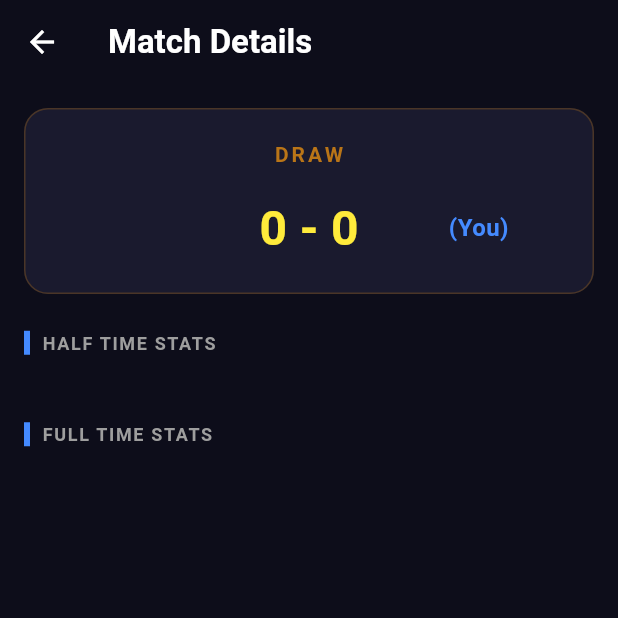
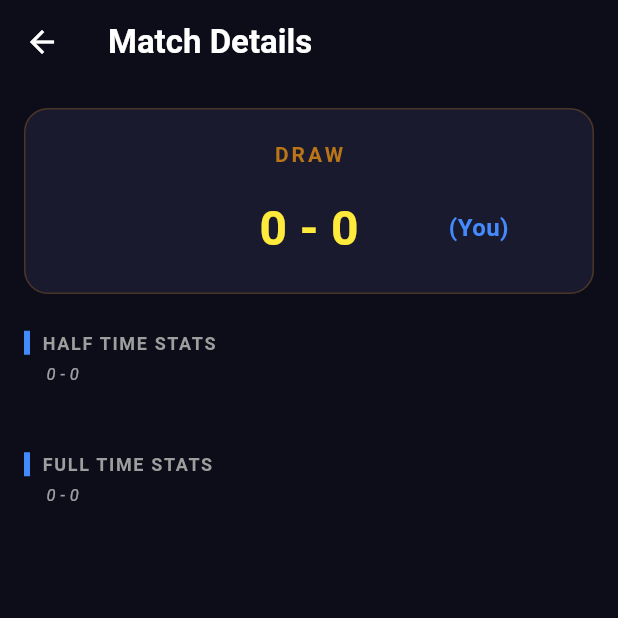
Before and after one commit to ladorayn/efootball_analyzer, a Flutter app: the MatchDetailScreen screen opened directly with empty values, on a phone screen of 412 x 824 dp, the top half of it. Run offline on Flutter 3.47's test engine with Material 3 defaults, Android fonts, the light colour scheme and no system bars; our stand-ins replace flutter_riverpod, freezed_annotation, image_picker, isar, riverpod_annotation; missing offline and left inert: google_mlkit_text_recognition; accounts and stored records are empty; generated files the repository leaves out were written again.

Commit message:
Add some validation save match and showing half time score

```diff
--- a/lib/features/history/presentation/match_detail_screen.dart
+++ b/lib/features/history/presentation/match_detail_screen.dart
@@ -23,13 +23,19 @@ class MatchDetailScreen extends StatelessWidget {
             _buildHeader(),
             const SizedBox(height: 24),
             if (record.halfTime != null) ...[
-              _SectionHeader(title: 'HALF TIME STATS'),
+              _SectionHeader(
+                title: 'HALF TIME STATS',
+                subtitle: '${record.halfTime!.leftName} ${record.halfTime!.leftScore} - ${record.halfTime!.rightScore} ${record.halfTime!.rightName}',
+              ),
               const SizedBox(height: 12),
               _StatsComparisonTable(stats: record.halfTime!),
               const SizedBox(height: 32),
             ],
             if (record.fullTime != null) ...[
-              _SectionHeader(title: 'FULL TIME STATS'),
+              _SectionHeader(
+                title: 'FULL TIME STATS',
+                subtitle: '${record.fullTime!.leftName} ${record.fullTime!.leftScore} - ${record.fullTime!.rightScore} ${record.fullTime!.rightName}',
+              ),
               const SizedBox(height: 12),
               _StatsComparisonTable(stats: record.fullTime!),
             ],
@@ -93,18 +99,34 @@ class MatchDetailScreen extends StatelessWidget {
 
 class _SectionHeader extends StatelessWidget {
   final String title;
-  const _SectionHeader({required this.title});
+  final String? subtitle;
+  const _SectionHeader({required this.title, this.subtitle});
 
   @override
   Widget build(BuildContext context) {
-    return Row(
+    return Column(
+      crossAxisAlignment: CrossAxisAlignment.start,
       children: [
-        Container(width: 4, height: 16, color: Colors.blueAccent),
-        const SizedBox(width: 8),
-        Text(
-          title,
-          style: const TextStyle(color: Colors.grey, fontSize: 12, fontWeight: FontWeight.bold, letterSpacing: 1.1),
+        Row(
+          children: [
+            Container(width: 4, height: 16, color: Colors.blueAccent),
+            const SizedBox(width: 8),
+            Text(
+              title,
+              style: const TextStyle(color: Colors.grey, fontSize: 12, fontWeight: FontWeight.bold, letterSpacing: 1.1),
+            ),
+          ],
         ),
+        if (subtitle != null) ...[
+          const SizedBox(height: 4),
+          Padding(
+            padding: const EdgeInsets.only(left: 12),
+            child: Text(
+              subtitle!,
+              style: TextStyle(color: Colors.white.withOpacity(0.6), fontSize: 11, fontStyle: FontStyle.italic),
+            ),
+          ),
+        ],
       ],
     );
   }
--- a/lib/features/match_analysis/presentation/controllers/match_analysis_controller.dart
+++ b/lib/features/match_analysis/presentation/controllers/match_analysis_controller.dart
@@ -102,6 +102,22 @@ class MatchAnalysisController extends _$MatchAnalysisController {
     state = const AsyncLoading();
 
     try {
+      final record = currentState.record;
+
+      // Validation: Check if HT and FT match if both are present
+      if (record.halfTime != null && record.fullTime != null) {
+        final ht = record.halfTime!;
+        final ft = record.fullTime!;
+
+        if (ht.leftName != ft.leftName || ht.rightName != ft.rightName) {
+          throw Exception("Match mismatch: Team names in Half Time and Full Time screenshots do not match.");
+        }
+
+        if (ht.userName != ft.userName) {
+          throw Exception("Side mismatch: You selected different teams as yours in Half Time vs Full Time.");
+        }
+      }
+
       final isar = Isar.getInstance();
       if (isar != null) {
         await isar.writeTxn(() async {
```
